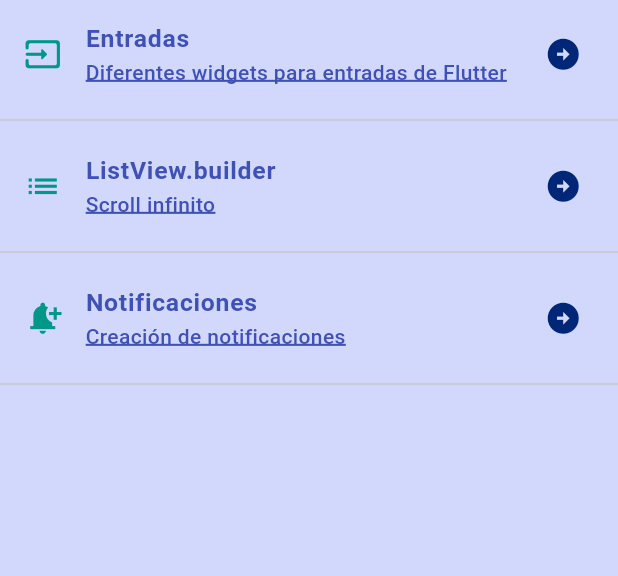
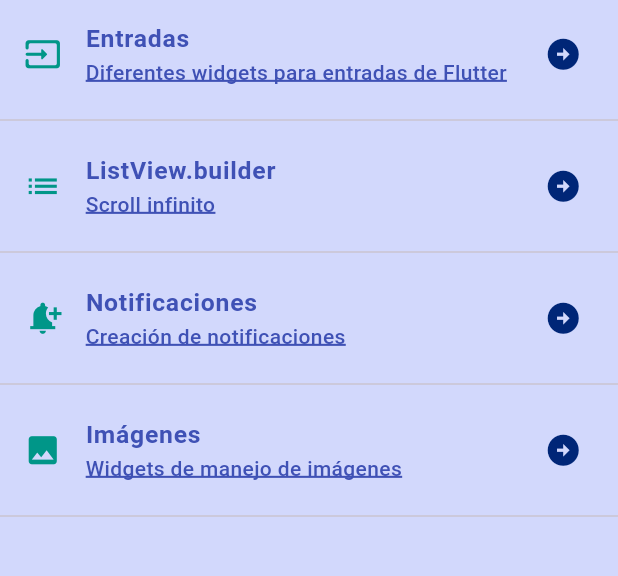
Before and after one commit to LiraU13/componentes_flutter, a Flutter app: the screen it shows after launch, on a phone screen of 412 x 824 dp, the part 84-660 px from its top. Run offline on Flutter 3.47's test engine with Material 3 defaults, Android fonts, the phone set to English and light mode, and no system bars; our stand-ins replace google_fonts; Roboto replaces fonts that are missing (Dangrek).

Commit message:
Images 1

```diff
--- a/lib/screens/home_screen.dart
+++ b/lib/screens/home_screen.dart
@@ -1,4 +1,5 @@
 import 'package:flutter/material.dart';
+import 'package:practica3/screens/images_screen.dart';
 import 'package:practica3/screens/infinite_list_screen.dart';
 import 'package:practica3/screens/inputs_screen.dart';
 import 'package:practica3/screens/notifications_screen.dart';
@@ -114,6 +115,32 @@ class HomeScreen extends StatelessWidget {
             },
           ),
           const Divider(),
+          ListTile(
+            leading:
+              IconTheme(
+              data: AppTheme.lightTheme.iconTheme,
+              child: const Icon(Icons.image),
+              ),
+              title: Text(
+                'Imágenes',
+                style: AppTheme.lightTheme.textTheme.headlineLarge,
+              ),
+              subtitle: Text(
+              'Widgets de manejo de imágenes',
+              style: AppTheme.lightTheme.textTheme.bodySmall,
+              ),
+              trailing:IconTheme(
+              data: AppTheme.lightTheme.iconTheme,
+              child: const Icon(Icons.arrow_circle_right, color: AppTheme.iconColor),
+              ),
+              onTap: () {
+              final ruta4 = MaterialPageRoute(builder: (context) {
+                return const ImagesScreen();
+              });
+              Navigator.push(context, ruta4);
+            },
+          ),
+          const Divider(),
         ],
       ),
     );
--- a/pubspec.yaml
+++ b/pubspec.yaml
@@ -19,3 +19,5 @@ dev_dependencies:
 
 flutter:
   uses-material-design: true
+  assets:
+    - assets/images/
```
Also changed, not shown: lib/screens/images_screen.dart (added, +37 -0 lines), assets/images/images.jpg (renamed from assets/img/images.jpg), assets/images/images2.jpg (renamed from assets/img/images2.jpg), assets/images/logo.jpg (renamed from assets/img/logo.jpg).
